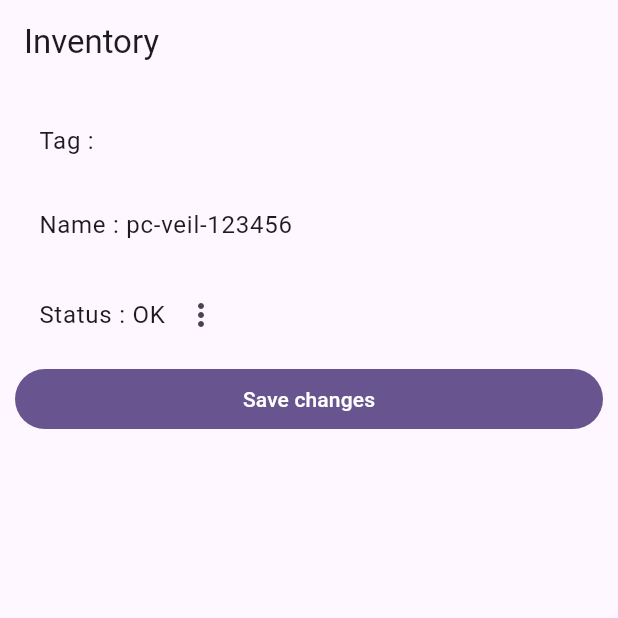
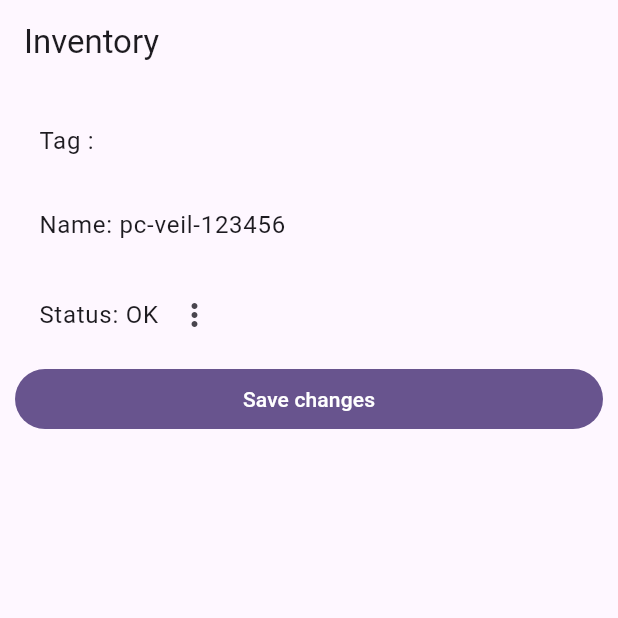
Before and after one commit to jf-guillou/gulpi_flutter, a Flutter app: the InventoryScreen screen opened directly with empty values, on a phone screen of 412 x 824 dp, the top half of it. Run offline on Flutter 3.47's test engine with Material 2 defaults, Android fonts, the phone set to English and light mode, and no system bars; missing offline and left inert: mobile_scanner; generated files the repository leaves out were written again.

Commit message:
Added intl

```diff
--- /dev/null
+++ b/l10n.yaml
@@ -0,0 +1,4 @@
+arb-dir: lib/l10n
+template-arb-file: app_en.arb
+output-class: Loc
+output-localization-file: loc.dart
--- /dev/null
+++ b/lib/l10n/app_fr.arb
@@ -0,0 +1,4 @@
+{
+  "computerName": "Nom : {name}",
+  "status": "Statut : {status}"
+}
--- a/lib/main.dart
+++ b/lib/main.dart
@@ -1,4 +1,5 @@
 import 'package:flutter/material.dart';
+import 'package:flutter_gen/gen_l10n/loc.dart';
 import 'package:gulpi/screens/scan_screen.dart';
 
 void main() {
@@ -16,6 +17,8 @@ class Gulpi extends StatelessWidget {
           colorScheme: ColorScheme.fromSeed(seedColor: Colors.deepPurple),
           useMaterial3: true,
         ),
+        localizationsDelegates: Loc.localizationsDelegates,
+        supportedLocales: Loc.supportedLocales,
         home: const ScanScreen());
   }
 }
--- a/lib/screens/inventory_screen.dart
+++ b/lib/screens/inventory_screen.dart
@@ -1,6 +1,7 @@
 import 'dart:developer';
 
 import 'package:flutter/material.dart';
+import 'package:flutter_gen/gen_l10n/loc.dart';
 import 'package:gulpi/screens/scan_screen.dart';
 
 class InventoryScreen extends StatefulWidget {
@@ -23,10 +24,11 @@ class _InventoryScreenState extends State<InventoryScreen> {
           child: ListView(
             children: [
               ListTile(title: Text('Tag : ${widget.tag}')),
-              const ListTile(title: Text('Name : pc-veil-123456')),
+              ListTile(
+                  title: Text(Loc.of(context)!.computerName("pc-veil-123456"))),
               ListTile(
                   title: Row(children: [
-                const Text('Status : OK'),
+                Text(Loc.of(context)!.status("OK")),
                 PopupMenuButton(
                   itemBuilder: (context) => [
                     const PopupMenuItem(value: 1, child: Text('OK')),
```
Also changed, not shown: lib/l10n/app_en.arb (added, +21 -0 lines), pubspec.yaml (+9 -9 lines), pubspec.lock.
